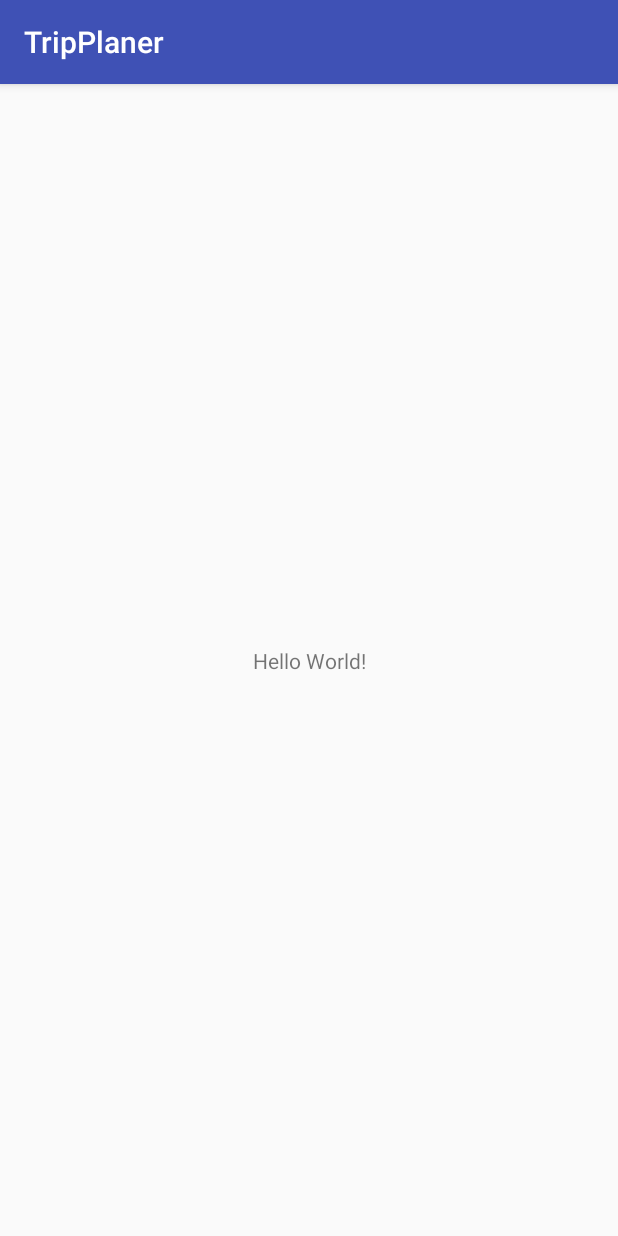
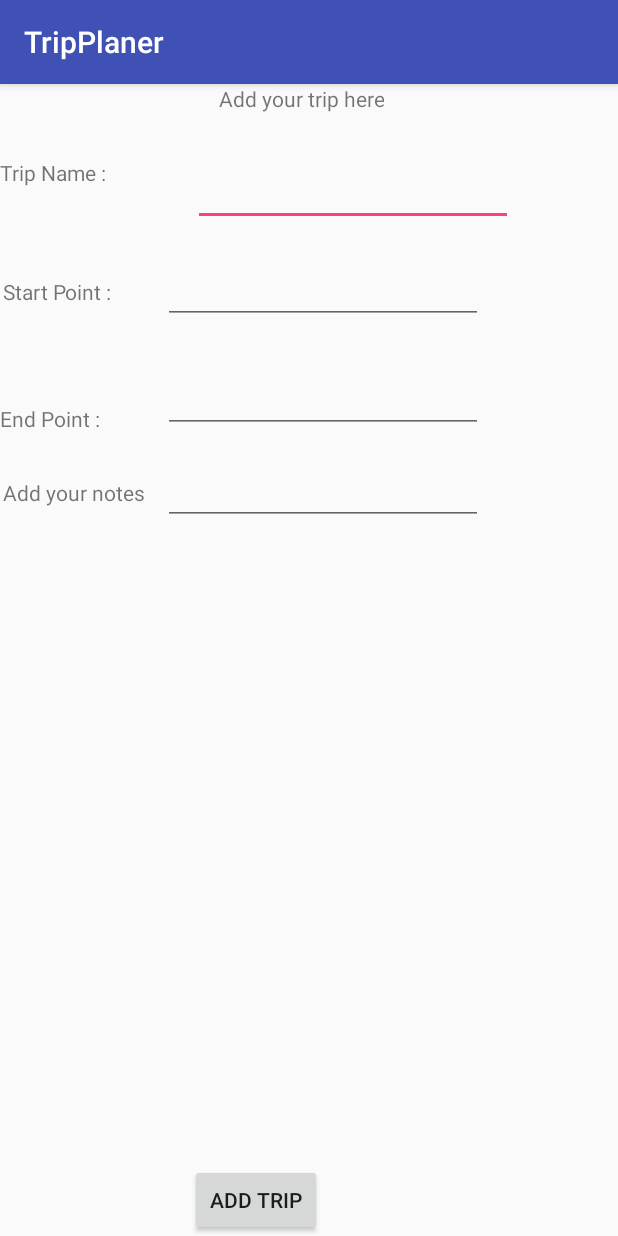
Before and after one commit to abdelmun3m/TripPlaner, an Android app: the screen it shows after launch (MainActivity), on a phone screen of 412 x 824 dp. Run offline under Robolectric (Android 15) with nearby library versions, the phone set to English and light mode, and no system bars.

Commit message:
AsmaaAndroid

```diff
--- a/app/src/main/java/com/android/abdelmun3m/tripplaner/MainActivity.java
+++ b/app/src/main/java/com/android/abdelmun3m/tripplaner/MainActivity.java
@@ -1,13 +1,67 @@
 package com.android.abdelmun3m.tripplaner;
 
+import android.content.Intent;
 import android.support.v7.app.AppCompatActivity;
 import android.os.Bundle;
+import android.view.View;
+import android.widget.Button;
+import android.widget.EditText;
 
 public class MainActivity extends AppCompatActivity {
+
+    public static final String TripName = "TripName";
+    public static final String StartPoint = "StartPoint";
+    public static final String EndPoint = "EndPoint";
+    public static final String Notes = "Notes";
+
+    EditText editTripName;
+    EditText editStartPoint;
+
+    EditText editEndPoint;
+    EditText editNotes;
+
+    Button addTrip;
+    Intent intentNext;
+
+
 
     @Override
     protected void onCreate(Bundle savedInstanceState) {
         super.onCreate(savedInstanceState);
         setContentView(R.layout.activity_main);
+
+        editTripName = findViewById(R.id.nameTxt);
+        editStartPoint = findViewById(R.id.startTxt);
+
+        editEndPoint = findViewById(R.id.endTxt);
+        editNotes = findViewById(R.id.notesTxt);
+
+        addTrip = findViewById(R.id.addTripBtn);
+        addTrip.setOnClickListener(new View.OnClickListener() {
+            @Override
+            public void onClick(View view) {
+                intentNext = new Intent( MainActivity.this, secondActivity.class);
+               // intentNext.putExtra(editTripName.getText().toString(),editStartPoint.getText().toString(),editEndPoint.getText().toString(),editNotes.getText().toString());
+                intentNext.putExtra(TripName,editTripName.getText().toString());
+                intentNext.putExtra(StartPoint,editStartPoint.getText().toString());
+                intentNext.putExtra(EndPoint,editEndPoint.getText().toString());
+                intentNext.putExtra(Notes,editNotes.getText().toString());
+                startActivity(intentNext);
+
+
+            }
+        });
+
+
+
+
+
+
+  /*      TripName = findViewById(R.id.tripName);
+        StartPoint = findViewById(R.id.startPoint);
+        EndPoint = findViewById(R.id.endPoint);
+        Notes =findViewById(R.id.notesTxt);*/
+
+        //btnNext = findViewById(R.id.btnNext);
     }
 }
--- a/app/src/main/res/layout/activity_main.xml
+++ b/app/src/main/res/layout/activity_main.xml
@@ -1,19 +1,109 @@
 <?xml version="1.0" encoding="utf-8"?>
-<android.support.constraint.ConstraintLayout
+<RelativeLayout
     xmlns:android="http://schemas.android.com/apk/res/android"
     xmlns:tools="http://schemas.android.com/tools"
     xmlns:app="http://schemas.android.com/apk/res-auto"
-    android:layout_width="match_parent"
-    android:layout_height="match_parent"
+    android:layout_width="wrap_content"
+    android:layout_height="wrap_content"
     tools:context="com.android.abdelmun3m.tripplaner.MainActivity">
 
+
     <TextView
+        android:id="@+id/triptxt"
         android:layout_width="wrap_content"
         android:layout_height="wrap_content"
-        android:text="Hello World!"
-        app:layout_constraintBottom_toBottomOf="parent"
-        app:layout_constraintLeft_toLeftOf="parent"
-        app:layout_constraintRight_toRightOf="parent"
-        app:layout_constraintTop_toTopOf="parent" />
+        android:layout_alignParentStart="true"
+        android:layout_alignParentTop="true"
+        android:layout_marginStart="145dp"
+        android:text="@string/Add_trip"
+        android:textAlignment="center" />
 
-</android.support.constraint.ConstraintLayout>
+    <TextView
+        android:id="@+id/tripName"
+        android:layout_width="wrap_content"
+        android:layout_height="wrap_content"
+        android:layout_below="@+id/triptxt"
+        android:layout_marginTop="30dp"
+        android:text="Trip Name : " />
+
+    <EditText
+        android:id="@+id/nameTxt"
+        android:layout_width="wrap_content"
+        android:layout_height="wrap_content"
+        android:layout_alignTop="@+id/tripName"
+        android:layout_marginStart="54dp"
+        android:layout_toEndOf="@+id/tripName"
+        android:ems="10"
+        android:inputType="textPersonName" />
+
+    <TextView
+        android:id="@+id/startPoint"
+        android:layout_width="wrap_content"
+        android:layout_height="wrap_content"
+        android:layout_below="@+id/nameTxt"
+        android:layout_marginTop="34dp"
+        android:layout_toStartOf="@+id/nameTxt"
+        android:text="@string/startPoint" />
+
+    <EditText
+        android:id="@+id/startTxt"
+        android:layout_width="wrap_content"
+        android:layout_height="wrap_content"
+        android:layout_alignBaseline="@+id/startPoint"
+        android:layout_alignBottom="@+id/startPoint"
+        android:layout_alignEnd="@+id/nameTxt"
+        android:layout_marginEnd="20dp"
+        android:ems="10"
+        android:inputType="textPersonName" />
+
+    <TextView
+        android:id="@+id/endPoint"
+        android:layout_width="wrap_content"
+        android:layout_height="wrap_content"
+        android:layout_alignBottom="@+id/endTxt"
+        android:layout_alignParentStart="true"
+        android:text="@string/endPoint" />
+
+    <EditText
+        android:id="@+id/endTxt"
+        android:layout_width="wrap_content"
+        android:layout_height="wrap_content"
+        android:layout_alignStart="@+id/startTxt"
+        android:layout_below="@+id/startTxt"
+        android:layout_marginTop="27dp"
+        android:ems="10"
+        android:inputType="textPersonName" />
+
+    <TextView
+        android:id="@+id/addNotesTxt"
+        android:layout_width="wrap_content"
+        android:layout_height="wrap_content"
+        android:layout_alignStart="@+id/startPoint"
+        android:layout_below="@+id/endPoint"
+        android:layout_marginTop="30dp"
+        android:text="@string/addNotes" />
+
+    <EditText
+        android:id="@+id/notesTxt"
+        android:layout_width="wrap_content"
+        android:layout_height="wrap_content"
+        android:layout_alignBaseline="@+id/addNotesTxt"
+        android:layout_alignBottom="@+id/addNotesTxt"
+        android:layout_alignStart="@+id/endTxt"
+        android:ems="10"
+        android:inputType="textMultiLine" />
+    <Button
+        android:id="@+id/addTripBtn"
+        android:layout_width="wrap_content"
+        android:layout_height="wrap_content"
+        android:layout_alignParentBottom="true"
+        android:layout_centerHorizontal="true"
+        android:text="@string/addTripBtn" />
+
+
+
+
+
+
+
+</RelativeLayout>
--- a/app/src/main/res/values/strings.xml
+++ b/app/src/main/res/values/strings.xml
@@ -1,3 +1,16 @@
 <resources>
     <string name="app_name">TripPlaner</string>
+    <string name="Add_trip">Add your trip here</string>
+    <string name="startPoint">Start Point :</string>
+    <string name="addStartPoint">Add Start Point</string>
+    <string name="endPoint">End Point :</string>
+    <string name="addEndPoint">Add your End Point</string>
+    <string name="tripDate">Ttip Date :</string>
+    <string name="tripTime">Trip Time :</string>
+    <string name="addNotes">Add your notes</string>
+    <string name="tripType">Trip Type:</string>
+    <string name="oneDirection">oneDirection</string>
+    <string name="roundTrip">RoundTrip</string>
+    <string name="addTripBtn">Add Trip</string>
+    <string name="readTripBtn">Get Trip Data</string>
 </resources>
```
Also changed, not shown: app/src/main/AndroidManifest.xml (+4 -3 lines), app/src/main/java/com/android/abdelmun3m/tripplaner/DBManager.java (added, +98 -0 lines), app/src/main/java/com/android/abdelmun3m/tripplaner/secondActivity.java (added, +81 -0 lines), app/src/main/res/layout/activity_second.xml (added, +109 -0 lines), 2 other files.
